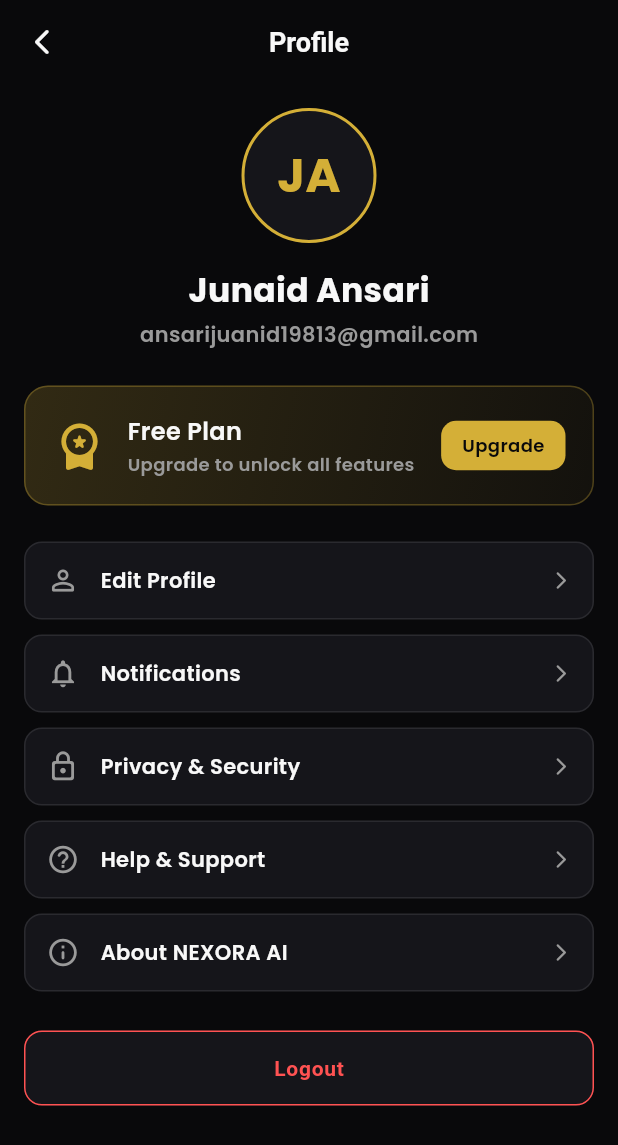
After one commit to ansarijunaid19813-ops/nexora-ai, a Flutter app: the ProfileScreen screen opened by its route, on a phone screen of 412 x 824 dp. The commit adds this screen. Shown: the top 1145 px of the screen. Run offline on Flutter 3.47's test engine with Material 3 defaults, Android fonts, the phone set to English and light mode, and no system bars; drawn by our look-alikes of flutter_animate; our stand-ins replace flutter_riverpod, google_fonts.

Commit message:
feat: Profile screen with subscription and settings

```diff
--- a/lib/features/dashboard/dashboard_screen.dart
+++ b/lib/features/dashboard/dashboard_screen.dart
@@ -42,7 +42,14 @@ class DashboardScreen extends StatelessWidget {
                       ),
                     ],
                   ),
-                  Container(
+                                    GestureDetector(
+                    onTap: () {
+                      Navigator.pushNamed(
+                        context,
+                        AppConstants.routeProfile,
+                      );
+                    },
+                    child: Container(
                       width: 48,
                       height: 48,
                       decoration: BoxDecoration(
@@ -60,6 +67,7 @@ class DashboardScreen extends StatelessWidget {
                             color: AppColors.accent,
                             fontSize: 14,
                             fontWeight: FontWeight.bold,
+                          ),
                         ),
                       ),
                     ),
--- /dev/null
+++ b/lib/features/profile/profile_screen.dart
@@ -0,0 +1,185 @@
+import 'package:flutter/material.dart';
+import 'package:flutter_animate/flutter_animate.dart';
+import '../../core/theme/app_theme.dart';
+import '../../core/constants/app_constants.dart';
+
+class ProfileScreen extends StatelessWidget {
+  const ProfileScreen({super.key});
+
+  @override
+  Widget build(BuildContext context) {
+    return Scaffold(
+      backgroundColor: AppColors.background,
+      appBar: AppBar(
+        backgroundColor: AppColors.background,
+        elevation: 0,
+        leading: IconButton(
+          icon: const Icon(Icons.arrow_back_ios_new_rounded, color: AppColors.text, size: 20),
+          onPressed: () => Navigator.pop(context),
+        ),
+        title: const Text(
+          'Profile',
+          style: TextStyle(color: AppColors.text, fontSize: 18, fontWeight: FontWeight.w600),
+        ),
+        centerTitle: true,
+      ),
+      body: SingleChildScrollView(
+        padding: const EdgeInsets.all(16),
+        child: Column(
+          children: [
+            // Avatar
+            Container(
+              width: 90,
+              height: 90,
+              decoration: BoxDecoration(
+                shape: BoxShape.circle,
+                color: AppColors.card,
+                border: Border.all(color: AppColors.accent, width: 2),
+              ),
+              child: const Center(
+                child: Text(
+                  'JA',
+                  style: TextStyle(
+                    color: AppColors.accent,
+                    fontSize: 32,
+                    fontWeight: FontWeight.bold,
+                  ),
+                ),
+              ),
+            ).animate().fadeIn(duration: 600.ms).scale(begin: const Offset(0.5, 0.5)),
+
+            const SizedBox(height: 16),
+
+            const Text(
+              'Junaid Ansari',
+              style: TextStyle(color: AppColors.text, fontSize: 22, fontWeight: FontWeight.bold),
+            ).animate().fadeIn(duration: 600.ms, delay: 200.ms),
+
+            const SizedBox(height: 4),
+
+            const Text(
+              'ansarijuanid19813@gmail.com',
+              style: TextStyle(color: AppColors.textSecondary, fontSize: 14),
+            ).animate().fadeIn(duration: 600.ms, delay: 300.ms),
+
+            const SizedBox(height: 24),
+
+            // Subscription Card
+            Container(
+              padding: const EdgeInsets.all(18),
+              decoration: BoxDecoration(
+                gradient: LinearGradient(
+                  colors: [
+                    AppColors.accent.withOpacity(0.2),
+                    AppColors.accent.withOpacity(0.05),
+                  ],
+                  begin: Alignment.topLeft,
+                  end: Alignment.bottomRight,
+                ),
+                borderRadius: BorderRadius.circular(16),
+                border: Border.all(color: AppColors.accent.withOpacity(0.3), width: 1),
+              ),
+              child: Row(
+                children: [
+                  const Icon(Icons.workspace_premium_rounded, color: AppColors.accent, size: 36),
+                  const SizedBox(width: 14),
+                  Expanded(
+                    child: Column(
+                      crossAxisAlignment: CrossAxisAlignment.start,
+                      children: [
+                        const Text(
+                          'Free Plan',
+                          style: TextStyle(color: AppColors.text, fontSize: 16, fontWeight: FontWeight.w600),
+                        ),
+                        const SizedBox(height: 2),
+                        const Text(
+                          'Upgrade to unlock all features',
+                          style: TextStyle(color: AppColors.textSecondary, fontSize: 12),
+                        ),
+                      ],
+                    ),
+                  ),
+                  Container(
+                    padding: const EdgeInsets.symmetric(horizontal: 14, vertical: 8),
+                    decoration: BoxDecoration(
+                      color: AppColors.accent,
+                      borderRadius: BorderRadius.circular(10),
+                    ),
+                    child: const Text(
+                      'Upgrade',
+                      style: TextStyle(color: AppColors.background, fontSize: 12, fontWeight: FontWeight.w600),
+                    ),
+                  ),
+                ],
+              ),
+            ).animate().fadeIn(duration: 600.ms, delay: 400.ms),
+
+            const SizedBox(height: 24),
+
+            // Settings Options
+            _buildOption(icon: Icons.person_outline_rounded, title: 'Edit Profile', delay: 500),
+            _buildOption(icon: Icons.notifications_outlined, title: 'Notifications', delay: 550),
+            _buildOption(icon: Icons.lock_outline_rounded, title: 'Privacy & Security', delay: 600),
+            _buildOption(icon: Icons.help_outline_rounded, title: 'Help & Support', delay: 650),
+            _buildOption(icon: Icons.info_outline_rounded, title: 'About NEXORA AI', delay: 700),
+
+            const SizedBox(height: 16),
+
+            // Logout Button
+            SizedBox(
+              width: double.infinity,
+              height: 50,
+              child: ElevatedButton(
+                onPressed: () {
+                  Navigator.pushNamedAndRemoveUntil(
+                    context,
+                    AppConstants.routeLogin,
+                    (route) => false,
+                  );
+                },
+                style: ElevatedButton.styleFrom(
+                  backgroundColor: AppColors.card,
+                  foregroundColor: Colors.redAccent,
+                  shape: RoundedRectangleBorder(
+                    borderRadius: BorderRadius.circular(12),
+                    side: const BorderSide(color: Colors.redAccent, width: 1),
+                  ),
+                  elevation: 0,
+                ),
+                child: const Text(
+                  'Logout',
+                  style: TextStyle(fontSize: 14, fontWeight: FontWeight.w600, letterSpacing: 0.5),
+                ),
+              ),
+            ).animate().fadeIn(duration: 600.ms, delay: 750.ms),
+          ],
+        ),
+      ),
+    );
+  }
+
+  Widget _buildOption({required IconData icon, required String title, required int delay}) {
+    return Container(
+      margin: const EdgeInsets.only(bottom: 10),
+      padding: const EdgeInsets.all(14),
+      decoration: BoxDecoration(
+        color: AppColors.card,
+        borderRadius: BorderRadius.circular(12),
+        border: Border.all(color: AppColors.border, width: 1),
+      ),
+      child: Row(
+        children: [
+          Icon(icon, color: AppColors.textSecondary, size: 22),
+          const SizedBox(width: 14),
+          Expanded(
+            child: Text(
+              title,
+              style: const TextStyle(color: AppColors.text, fontSize: 14, fontWeight: FontWeight.w500),
+            ),
+          ),
+          const Icon(Icons.arrow_forward_ios_rounded, color: AppColors.textSecondary, size: 14),
+        ],
+      ),
+    ).animate().fadeIn(duration: 400.ms, delay: delay.ms).slideX(begin: 0.2, end: 0);
+  }
+}
--- a/lib/main.dart
+++ b/lib/main.dart
@@ -11,6 +11,7 @@ import 'features/dashboard/dashboard_screen.dart';
 import 'features/chat/chat_screen.dart';
 import 'features/agents/agents_screen.dart';
 import 'features/documents/documents_screen.dart';
+import 'features/profile/profile_screen.dart';
 void main() {
   runApp(
     const ProviderScope(
@@ -39,6 +40,7 @@ class NexoraApp extends StatelessWidget {
         AppConstants.routeChat: (context) => const ChatScreen(),
         AppConstants.routeAgents: (context) => const AgentsScreen(),
         AppConstants.routeDocuments: (context) => const DocumentsScreen(),
+        AppConstants.routeProfile: (context) => const ProfileScreen(),
       },
     );
   }
```
Lines whose indentation alone changed are shown as unchanged.
